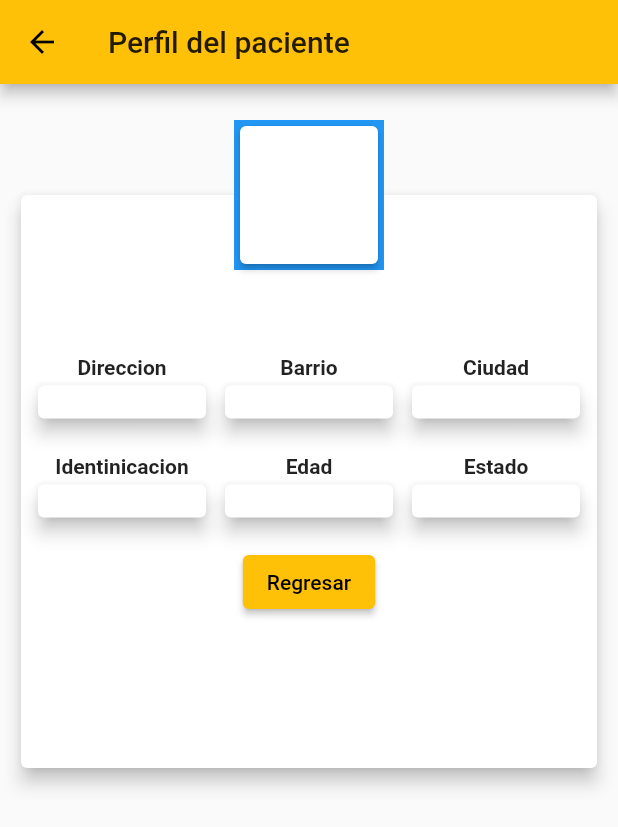
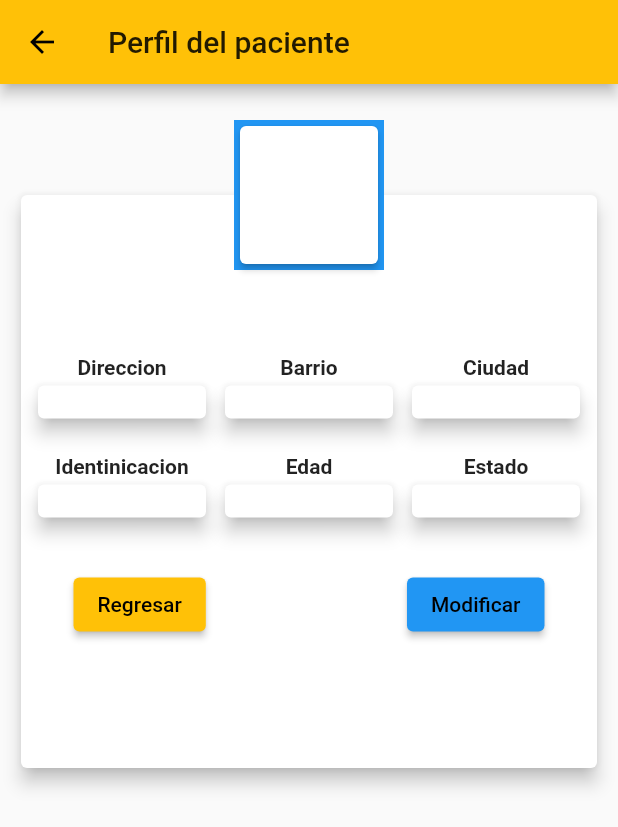
Before and after one commit to Will121415/fronend-pacialTwo, a Flutter app: the ProfilePatient screen opened directly with empty values, on a phone screen of 412 x 824 dp. Shown: the top 827 px of the screen. Run offline on Flutter 3.47's test engine with Material 2 defaults, Android fonts, the phone set to English and light mode, and no system bars; missing offline and left inert: generic_bloc_provider; network calls fail.

Commit message:
Patient finished

```diff
--- a/lib/ui/screen/profile_patient.dart
+++ b/lib/ui/screen/profile_patient.dart
@@ -1,11 +1,26 @@
 import 'package:flutter/material.dart';
 import 'package:parcial_two/model/patient_model.dart';
+import 'package:parcial_two/ui/screen/patient_modify_screen.dart';
 import 'package:parcial_two/ui/widget/image_profile.dart';
 import 'package:parcial_two/ui/widget/info_profile.dart';
+import 'package:parcial_two/ui/widget/message_response.dart';
 
-class ProfilePatient extends StatelessWidget {
+class ProfilePatient extends StatefulWidget {
   final Patient patient;
   ProfilePatient({Key key, this.patient});
+  @override
+  State<StatefulWidget> createState() => _ProfilePatient();
+}
+
+class _ProfilePatient extends State<ProfilePatient> {
+  Patient patient;
+
+  @override
+  void initState() {
+    patient = widget.patient;
+    super.initState();
+  }
+
   @override
   Widget build(BuildContext context) {
     return Scaffold(
@@ -41,13 +56,43 @@ class ProfilePatient extends StatelessWidget {
                             patient: patient,
                           ),
                           SizedBox(
-                            height: 15.0,
+                            height: 30.0,
                           ),
-                          ElevatedButton(
-                              onPressed: () {
-                                Navigator.pop(context);
-                              },
-                              child: Text('Regresar'))
+                          Padding(
+                            padding: EdgeInsets.only(left: 30.0, right: 30.0),
+                            child: Row(
+                              mainAxisAlignment: MainAxisAlignment.spaceBetween,
+                              children: [
+                                ElevatedButton(
+                                    onPressed: () {
+                                      Navigator.pop(context);
+                                    },
+                                    child: Text('Regresar')),
+                                ElevatedButton(
+                                    style: ElevatedButton.styleFrom(
+                                      primary: Colors.blue,
+                                    ),
+                                    onPressed: () {
+                                      Navigator.push(
+                                              context,
+                                              MaterialPageRoute(
+                                                  builder: (context) =>
+                                                      PatientModify(
+                                                          patient: patient)))
+                                          .then((value) {
+                                        if (value != null) {
+                                          setState(() {
+                                            patient = value;
+                                            messageResponde(context,
+                                                'El paciente ${value.name} a sido modificado');
+                                          });
+                                        }
+                                      });
+                                    },
+                                    child: Text('Modificar'))
+                              ],
+                            ),
+                          )
                         ],
                       ),
                     ),
```
Also changed, not shown: lib/repository/patient_repository.dart (+29 -0 lines), lib/ui/screen/patient_modify_screen.dart (added, +111 -0 lines), lib/ui/screen/patient_screen.dart (+7 -2 lines).
